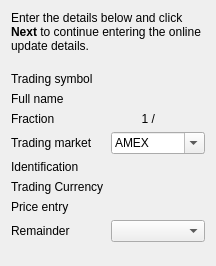
The window that kmymoney/wizards/newinvestmentwizard/kinvestmentdetailswizardpagedecl.ui (KDE/kmymoney) describes before a commit, drawn with Qt 5.
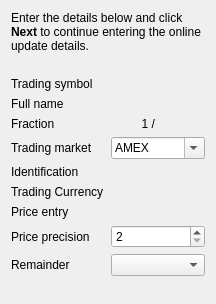
The same window after the commit. Custom widgets are drawn as their Qt base class.

Commit message: Set price precision on every security

Patch:
```diff
--- a/kmymoney/wizards/newinvestmentwizard/kinvestmentdetailswizardpagedecl.ui
+++ b/kmymoney/wizards/newinvestmentwizard/kinvestmentdetailswizardpagedecl.ui
@@ -7,11 +7,11 @@
     <x>0</x>
     <y>0</y>
     <width>216</width>
-    <height>266</height>
+    <height>304</height>
    </rect>
   </property>
   <property name="title">
-   <string>In&amp;vestment details</string>
+   <string>Investment details</string>
   </property>
   <layout class="QVBoxLayout">
    <item>
@@ -201,17 +201,37 @@
        </property>
       </widget>
      </item>
-     <item row="7" column="0">
+     <item row="8" column="1">
+      <widget class="QComboBox" name="m_roundingMethod">
+       <property name="toolTip">
+        <string>This controls what to do with digit situated after precision digits in amount values.</string>
+       </property>
+      </widget>
+     </item>
+     <item row="8" column="0">
       <widget class="QLabel" name="textLabel4">
        <property name="text">
         <string>Remainder</string>
        </property>
       </widget>
      </item>
+     <item row="7" column="0">
+      <widget class="QLabel" name="textLabel2_6">
+       <property name="text">
+        <string>Price precision</string>
+       </property>
+      </widget>
+     </item>
      <item row="7" column="1">
-      <widget class="QComboBox" name="m_roundingMethod">
+      <widget class="QSpinBox" name="m_pricePrecision">
        <property name="toolTip">
-        <string>This controls what to do with digit situated after precision digits in amount values.</string>
+        <string>This determines how many digits after decimal symbol price can have.</string>
+       </property>
+       <property name="minimum">
+        <number>2</number>
+       </property>
+       <property name="maximum">
+        <number>10</number>
        </property>
       </widget>
      </item>
```
The commit also changes 42 other files.
